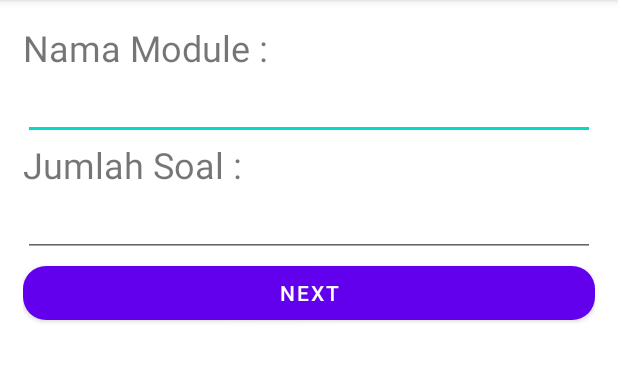
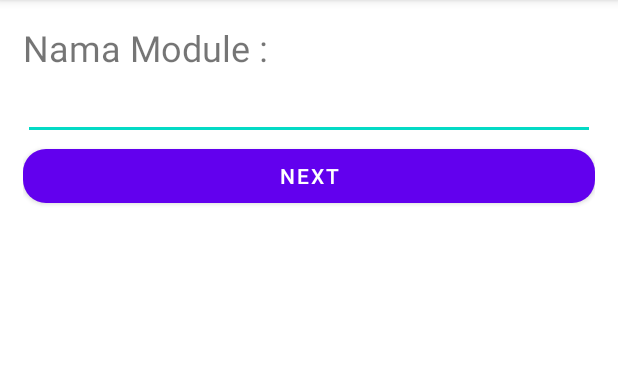
Before and after one commit to jokenlang/MDP-Project-2022, an Android app: the AddModuleClassTeacherActivity screen opened directly, with no data from a screen before it, after a tap on "NEXT", on a phone screen of 412 x 824 dp, the part 84-466 px from its top. Run offline under Robolectric (Android 15) with nearby library versions, the phone set to English and light mode, and no system bars; our stand-ins replace Room's generated code; 3 statements that could not run were skipped.

Commit message:
Delete Edit Text Jumlah Soal Add Module

```diff
--- a/app/src/main/java/com/example/mdp_project/AddModuleClassTeacherActivity.kt
+++ b/app/src/main/java/com/example/mdp_project/AddModuleClassTeacherActivity.kt
@@ -17,7 +17,6 @@ class AddModuleClassTeacherActivity : AppCompatActivity() {
     private lateinit var ModuleDao: ModuleDao
 
     private lateinit var etNamaModule: EditText
-    private lateinit var etJumlahSoalModule: EditText
     private lateinit var btnNextModule: Button
 
     lateinit var idx: String
@@ -32,11 +31,10 @@ class AddModuleClassTeacherActivity : AppCompatActivity() {
         db = AppDatabase.build(this)
 
         etNamaModule = findViewById(R.id.etNamaModule)
-        etJumlahSoalModule = findViewById(R.id.etJumlahSoalModule)
         btnNextModule = findViewById(R.id.btnNextModule)
 
         btnNextModule.setOnClickListener {
-            if(etNamaModule.text.toString() == "" || etJumlahSoalModule.text.toString() == ""){
+            if(etNamaModule.text.toString() == ""){
             }
             else{
                 val module = ModuleEntity(
--- a/app/src/main/res/layout/activity_add_module_class_teacher.xml
+++ b/app/src/main/res/layout/activity_add_module_class_teacher.xml
@@ -22,20 +22,6 @@
         android:ems="10"
         android:inputType="textPersonName" />
 
-    <TextView
-        android:id="@+id/tvJumlahSoalModule"
-        android:layout_width="match_parent"
-        android:layout_height="wrap_content"
-        android:text="Jumlah Soal :"
-        android:textSize="24sp" />
-
-    <EditText
-        android:id="@+id/etJumlahSoalModule"
-        android:layout_width="match_parent"
-        android:layout_height="wrap_content"
-        android:ems="10"
-        android:inputType="textPersonName" />
-
     <Button
         android:id="@+id/btnNextModule"
         android:layout_width="match_parent"
```
